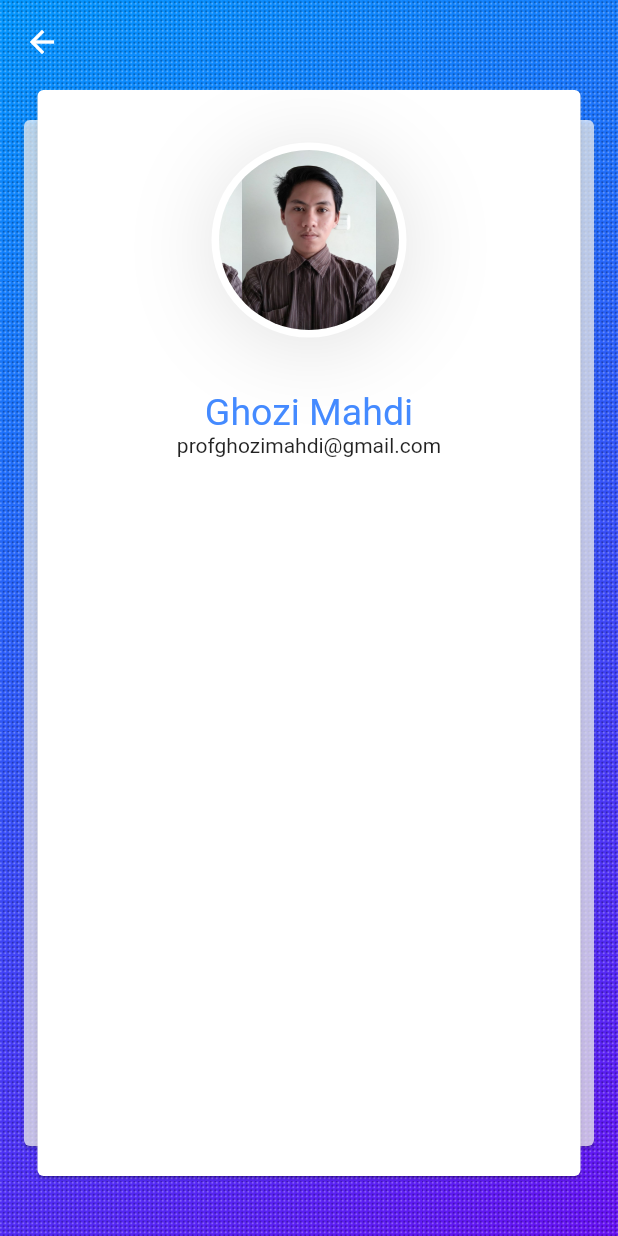
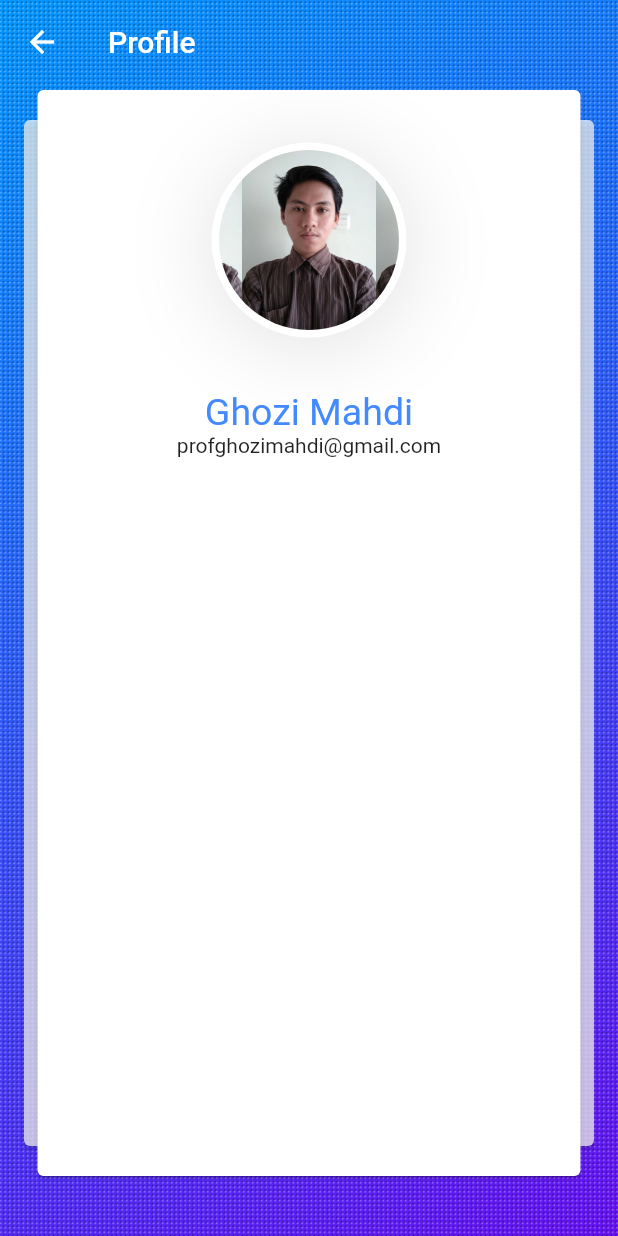
Before and after one commit to MasIzzudin/Number_Conversion_Flutter, a Flutter app: the screen it shows after launch, after a tap on the "person" icon, on a phone screen of 412 x 824 dp. Run offline on Flutter 3.47's test engine with Material 2 defaults, Android fonts, the light colour scheme and no system bars.

Commit message:
fix bug text size

```diff
--- a/lib/Profile.dart
+++ b/lib/Profile.dart
@@ -25,6 +25,8 @@ class Profile extends StatelessWidget {
         child: Stack(
           children: <Widget>[
             Container(),
+            Row(
+              children: <Widget>[
                 InkWell(
                   onTap: () => Navigator.pop(context),
                   child: Container(
@@ -34,6 +36,15 @@ class Profile extends StatelessWidget {
                       color: Colors.white,
                     ),
                   ),
+                ),
+                Container(
+                  margin: EdgeInsets.only(left: 16),
+                  child: Text(
+                    "Profile",
+                    style: TextStyle(color: Colors.white,fontSize: 20,fontWeight: FontWeight.w500),
+                  ),
+                )
+              ],
             ),
             Positioned(
               bottom: 60,
--- a/lib/widget/ItemNumber.dart
+++ b/lib/widget/ItemNumber.dart
@@ -14,12 +14,11 @@ class ItemNumber extends StatelessWidget {
       child: Row(
         children: <Widget>[
           Container(
-            width: 25,
+            constraints: BoxConstraints(minWidth: 40, maxWidth: 100),
             child: Text(
               name,
               style: TextStyle(fontWeight: FontWeight.w700),
             ),
-            margin: EdgeInsets.only(right: 16),
           ),
           Container(
             child: Text(value.toString(),
```
Lines whose indentation alone changed are shown as unchanged.
